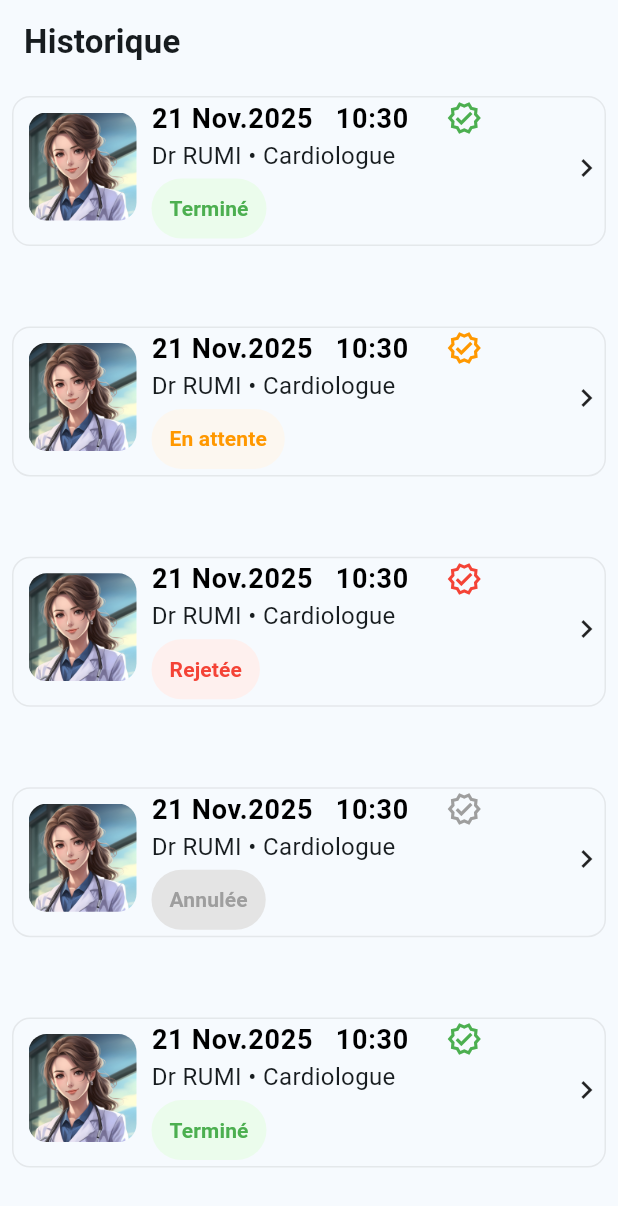
After one commit to eunicemeye18/MediCare, a Flutter app: the HistoricalPage screen opened by its route, on a phone screen of 412 x 824 dp. The commit adds this screen. Shown: the top 1206 px of the screen. Run offline on Flutter 3.47's test engine with Material 3 defaults, Android fonts, the phone set to English and light mode, and no system bars; our stand-ins replace go_router, pinput, smooth_page_indicator; Roboto replaces fonts that are missing (inter).

Commit message:
fix: Ajout de la page Historique

```diff
--- a/lib/onboarding/screens/welcome2_screen.dart
+++ b/lib/onboarding/screens/welcome2_screen.dart
@@ -33,6 +33,7 @@ class _Welcome2ScreenState extends State<Welcome2Screen> {
                   child: Column(
                     children: [
                       Container(
+                    margin: EdgeInsets.all(8),
                     width: 800,
                     height: 300,
                     decoration: BoxDecoration(
--- a/lib/onboarding/screens/welcome3_screen.dart
+++ b/lib/onboarding/screens/welcome3_screen.dart
@@ -28,6 +28,7 @@ class _Welcome3ScreenState extends State<Welcome3Screen> {
                   child: Column(
                     children: [
                       Container(
+                        margin: EdgeInsets.all(8),
                         width: 800,
                         height: 300,
                         decoration: BoxDecoration(
--- a/lib/onboarding/screens/welcome_screen.dart
+++ b/lib/onboarding/screens/welcome_screen.dart
@@ -31,6 +31,7 @@ class _WelcomeScreenState extends State<WelcomeScreen> {
               child: Column(
                 children: [
                   Container(
+                    margin: EdgeInsets.all(8),
                     width: 800,
                     height: 300,
                     decoration: BoxDecoration(
--- a/lib/pages/activities_page.dart
+++ b/lib/pages/activities_page.dart
@@ -1,5 +1,5 @@
 import 'package:flutter/material.dart';
-import 'package:medicare/widgets/custom_elevated_button.dart';
+import 'package:medicare/widgets/historical_card.dart';
 
 class ActivitiesPage extends StatefulWidget {
   const ActivitiesPage({super.key});
--- /dev/null
+++ b/lib/pages/historical_page.dart
@@ -0,0 +1,64 @@
+import 'package:flutter/material.dart';
+import 'package:medicare/widgets/historical_card.dart';
+
+class HistoricalPage extends StatefulWidget {
+  const HistoricalPage({super.key});
+
+  @override
+  State<HistoricalPage> createState() => _HistoricalPageState();
+}
+
+class _HistoricalPageState extends State<HistoricalPage> {
+  @override
+  Widget build(BuildContext context) {
+    return Scaffold(
+      appBar: AppBar(
+        title: Text(
+          "Historique",
+          style: Theme.of(
+            context,
+          ).textTheme.titleMedium?.copyWith(fontWeight: FontWeight.bold),
+        ),
+      ),
+      body: Column(
+        children: [
+          Expanded(
+            child: HistoricalCard(
+              colors: Colors.green,
+              backColors: const Color.fromARGB(255, 235, 252, 236),
+              text: "Terminé",
+            ),
+          ),
+          Expanded(
+            child: HistoricalCard(
+              colors: Colors.orange,
+              backColors: const Color.fromARGB(255, 252, 247, 240),
+              text: "En attente",
+            ),
+          ),
+          Expanded(
+            child: HistoricalCard(
+              colors: Colors.red,
+              backColors: const Color.fromARGB(255, 254, 240, 238),
+              text: "Rejetée",
+            ),
+          ),
+          Expanded(
+            child: HistoricalCard(
+              colors: Colors.grey,
+              backColors: const Color.fromARGB(255, 228, 228, 228),
+              text: "Annulée",
+            ),
+          ),
+          Expanded(
+            child: HistoricalCard(
+              colors: Colors.green,
+              backColors: const Color.fromARGB(255, 235, 252, 236),
+              text: "Terminé",
+            ),
+          ),
+        ],
+      ),
+    );
+  }
+}
--- a/lib/pages/summary_screen_page.dart
+++ b/lib/pages/summary_screen_page.dart
@@ -43,7 +43,6 @@ class SummaryScreenPage extends StatefulWidget {
 //   }
 // }
 
-
 class _SummaryScreenPageState extends State<SummaryScreenPage> {
   //   final kkiapay = KKiaPay(
   //     amount: 1000,//
@@ -61,13 +60,12 @@ class _SummaryScreenPageState extends State<SummaryScreenPage> {
   //     paymentMethods: ["momo","card"]//
   // );
 
-
   @override
   Widget build(BuildContext context) {
     return Scaffold(
       appBar: AppBar(
         title: Text(
-          "Récapitulatif de rendez-vous",
+          "Détails de la consultation",
           style: Theme.of(
             context,
           ).textTheme.titleMedium?.copyWith(fontWeight: FontWeight.bold),
--- a/lib/widgets/custom_image_assets.dart
+++ b/lib/widgets/custom_image_assets.dart
@@ -3,15 +3,14 @@ import 'package:flutter/material.dart';
 class CustomImageAssets extends StatelessWidget {
   final double? width;
   final double? height;
-  final BorderRadiusGeometry borderRadius = BorderRadius.zero;
-  const CustomImageAssets({super.key, this.width, this.height, required BorderRadiusGeometry borderRadius});
+  const CustomImageAssets({super.key, this.width, this.height});
 
   @override
   Widget build(BuildContext context) {
     return ClipRRect(
-      borderRadius: borderRadius,
+      borderRadius: BorderRadiusGeometry.all(Radius.circular(12)),
       child: Image.asset(
-        "assets/images/profile.jpg",
+        "assets/images/doctorProfile1.jpg",
         width: width,
         height: height,
         fit: BoxFit.cover,
--- a/lib/widgets/custom_text_button.dart
+++ b/lib/widgets/custom_text_button.dart
@@ -3,7 +3,8 @@ import 'package:flutter/material.dart';
 class CustomTextButton extends StatefulWidget {
   final String text;
   final Color color;
-  const CustomTextButton({super.key, required this.text, required this.color});
+  final IconData? icon;
+  const CustomTextButton({super.key, required this.text, required this.color, this.icon});
 
   @override
   State<CustomTextButton> createState() => _CustomTextButtonState();
@@ -15,7 +16,7 @@ class _CustomTextButtonState extends State<CustomTextButton> {
     return TextButton(
       onPressed: () {},
       style: TextButton.styleFrom(backgroundColor: widget.color),
-      child: Text(widget.text),
+      child: Column(children: [Icon(widget.icon), Text(widget.text, style: TextStyle(),)]),
     );
   }
 }
--- /dev/null
+++ b/lib/widgets/historical_card.dart
@@ -0,0 +1,123 @@
+import 'package:flutter/material.dart';
+import 'package:go_router/go_router.dart';
+import 'package:medicare/widgets/custom_image_assets.dart';
+
+class HistoricalCard extends StatefulWidget {
+  final Color colors;
+  final Color backColors;
+  final String text;
+  const HistoricalCard({
+    super.key,
+    required this.colors,
+    required this.backColors,
+    required this.text,
+  });
+
+  @override
+  State<HistoricalCard> createState() => _HistoricalCardState();
+}
+
+class _HistoricalCardState extends State<HistoricalCard> {
+  @override
+  Widget build(BuildContext context) {
+    return Scaffold(
+      body: Padding(
+        padding: const EdgeInsets.all(8.0),
+        child: InkWell(
+          onTap: () {
+            context.push('/summary_page');
+          },
+          child: Container(
+            decoration: BoxDecoration(
+              borderRadius: BorderRadius.circular(12),
+              border: Border.all(
+                width: 1,
+                color: Colors.grey.withValues(alpha: 0.2),
+              ),
+            ),
+            child: Column(
+              mainAxisSize: MainAxisSize.min,
+              children: [
+                Row(
+                  crossAxisAlignment: CrossAxisAlignment.start,
+                  children: [
+                    Padding(
+                      padding: const EdgeInsets.only(top: 10, left: 10),
+                      child: CustomImageAssets(height: 72, width: 72),
+                    ),
+                    SizedBox(width: 10),
+                    Expanded(
+                      child: Column(
+                        children: [
+                          Row(
+                            children: [
+                              Text(
+                                "21 Nov.2025 ",
+                                style: Theme.of(context).textTheme.bodyLarge
+                                    ?.copyWith(
+                                      fontWeight: FontWeight.bold,
+                                      color: Colors.black,
+                                    ),
+                              ),
+                              SizedBox(width: 10),
+                              Text(
+                                "10:30",
+                                style: Theme.of(context).textTheme.bodyLarge
+                                    ?.copyWith(
+                                      fontWeight: FontWeight.bold,
+                                      color: Colors.black,
+                                    ),
+                              ),
+                              SizedBox(width: 25),
+                              Icon(
+                                Icons.verified_outlined,
+                                color: widget.colors,
+                              ),
+                            ],
+                          ),
+                          Row(
+                            crossAxisAlignment: CrossAxisAlignment.start,
+                            children: [
+                              Expanded(child: Text("Dr RUMI • Cardiologue")),
+                            ],
+                          ),
+                          Row(
+                            children: [
+                              TextButton(
+                                onPressed: () {},
+                                style: TextButton.styleFrom(
+                                  backgroundColor: widget.backColors,
+                                  // backgroundColor: const Color.fromARGB(
+                                  //   255,
+                                  //   235,
+                                  //   252,
+                                  //   236,
+                                  // ),
+                                ),
+                                child: Text(
+                                  widget.text,
+                                  style: TextStyle(
+                                    color: widget.colors,
+                                    fontWeight: FontWeight.bold,
+                                  ),
+                                ),
+                              ),
+                            ],
+                          ),
+                        ],
+                      ),
+                    ),
+                    Padding(
+                      padding: const EdgeInsets.only(top: 35),
+                      child: Icon(Icons.chevron_right),
+                    ),
+                  ],
+                ),
+              ],
+            ),
+          ),
+        ),
+      ),
+    );
+  }
+}
```
Also changed, not shown: lib/main.dart (+10 -0 lines), lib/onboarding/screens/onboarding_screens.dart (+9 -1 lines), lib/onboarding/screens/sign_up_screen.dart (+102 -84 lines), lib/pages/home_page.dart (+37 -45 lines), lib/pages/success_page_screen.dart (added, +172 -0 lines). Lines whose indentation alone changed are shown as unchanged.
